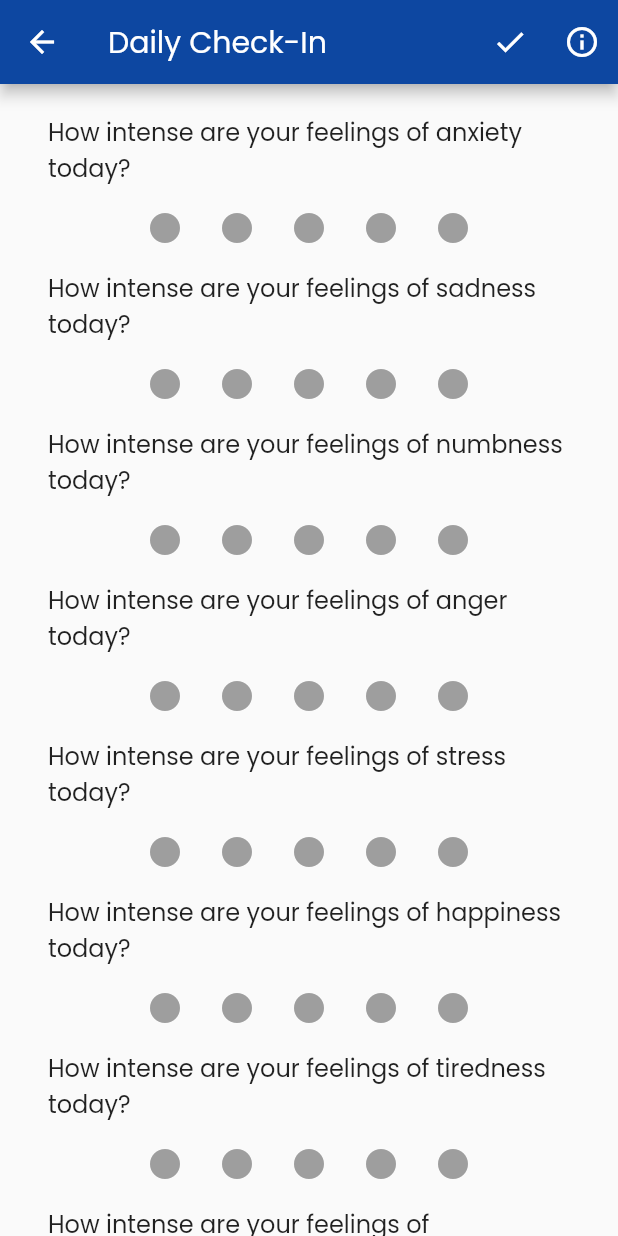
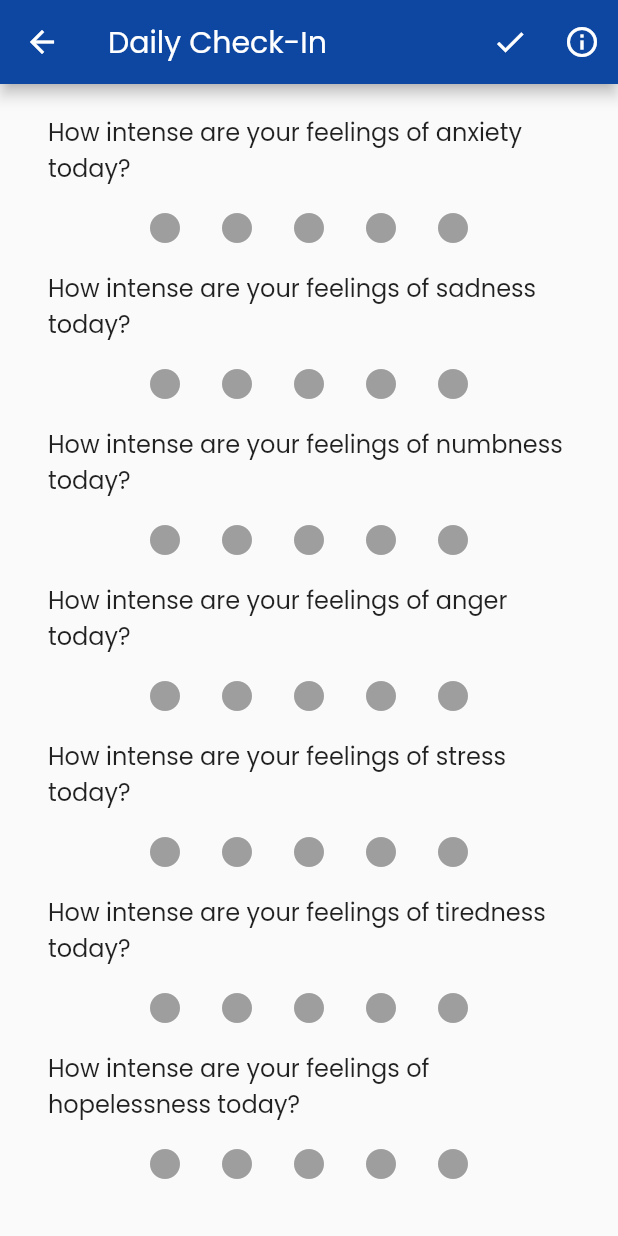
Before and after one commit to mikaylalin/mental_health_tracker, a Flutter app: the Test screen opened directly with empty values, on a phone screen of 412 x 824 dp. Run offline on Flutter 3.47's test engine with Material 2 defaults, Android fonts, the phone set to English and light mode, and no system bars; our stand-ins replace carousel_pro, charts_flutter, shared_preferences, table_calendar; accounts and stored records are empty.

Commit message:
Update quiz.dart
removed happiness :)

```diff
--- a/lib/quiz.dart
+++ b/lib/quiz.dart
@@ -23,7 +23,6 @@ class _TestState extends State<Test> {
     'numbness',
     'anger',
     'stress',
-    'happiness',
     'tiredness',
     'hopelessness'
   ];
```
